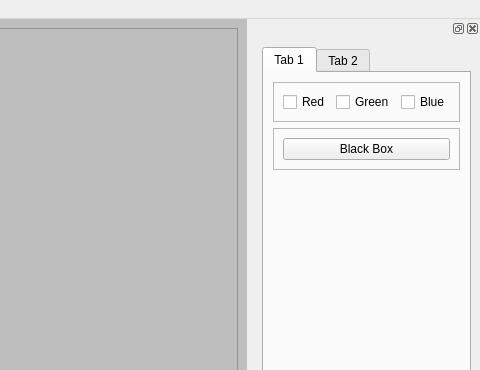
garlicPasta/Filtershop, file src/mainwindow.ui: the form before one commit; both pictures show x 766 to 1246 and y 0 to 370 of the 1246 by 811 pixel window.
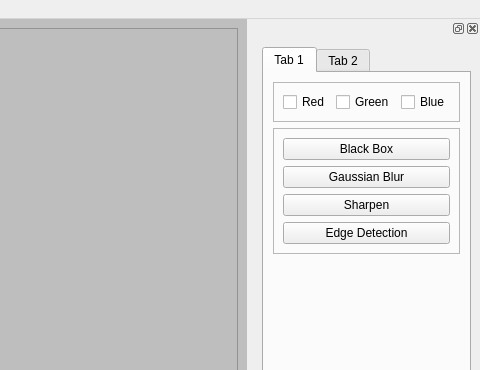
The form after the commit.

Commit message: Sharpen and EdgeDetection is now working

```diff
--- a/src/mainwindow.ui
+++ b/src/mainwindow.ui
@@ -191,6 +191,27 @@
               </property>
              </widget>
             </item>
+            <item>
+             <widget class="QPushButton" name="gaussianBlurButton">
+              <property name="text">
+               <string>Gaussian Blur</string>
+              </property>
+             </widget>
+            </item>
+            <item>
+             <widget class="QPushButton" name="sharpenButton">
+              <property name="text">
+               <string>Sharpen</string>
+              </property>
+             </widget>
+            </item>
+            <item>
+             <widget class="QPushButton" name="edgeDetectionButton">
+              <property name="text">
+               <string>Edge Detection</string>
+              </property>
+             </widget>
+            </item>
            </layout>
           </widget>
          </item>
```
The commit also changes 9 other files.
